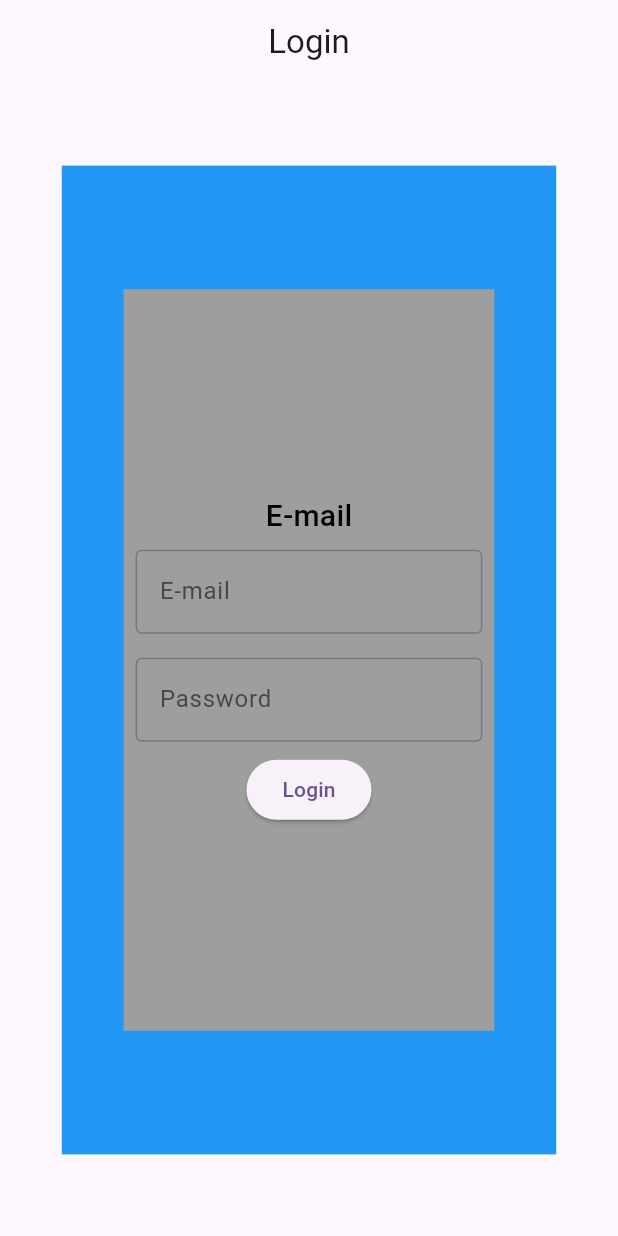
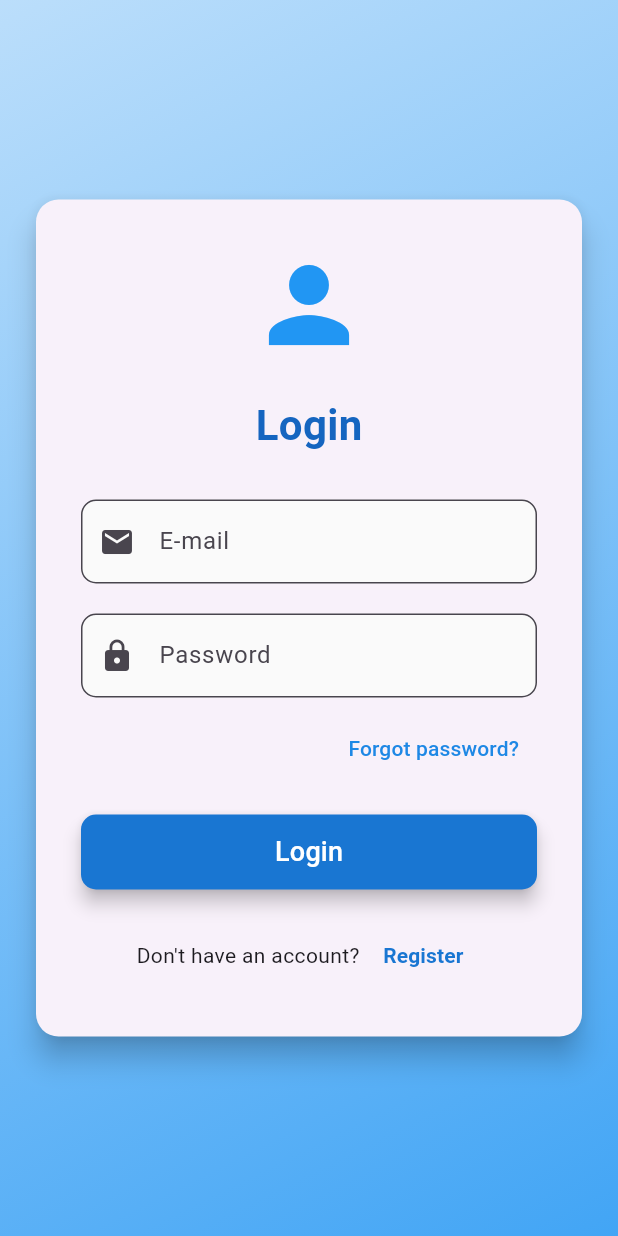
Before and after one commit to Vikrant-Singh-Chauhan/Employ_app, a Flutter app: the screen it shows after launch, on a phone screen of 412 x 824 dp. Run offline on Flutter 3.47's test engine with Material 3 defaults, Android fonts, the phone set to English and light mode, and no system bars; our stand-ins replace cloud_firestore, firebase_auth, firebase_core, fluttertoast, get, random_string; accounts and stored records are empty.

Commit message:
Password Forget

```diff
--- a/lib/login_and_sign_up/loginscreen.dart
+++ b/lib/login_and_sign_up/loginscreen.dart
@@ -1,4 +1,6 @@
 import 'package:employ_form/Screans/homescreen.dart';
+import 'package:employ_form/login_and_sign_up/forget_password.dart';
+import 'package:employ_form/login_and_sign_up/registration.dart';
 import 'package:firebase_auth/firebase_auth.dart';
 import 'package:firebase_core/firebase_core.dart';
 import 'package:flutter/material.dart';
@@ -13,89 +15,157 @@ class loginscreen extends StatefulWidget {
 class _loginscreenState extends State<loginscreen> {
   TextEditingController email = TextEditingController();
   TextEditingController password = TextEditingController();
+  bool _isLoading = false;
 
-  @override
   Future<void> signIn() async {
-
+    setState(() => _isLoading = true);
+    try {
       await FirebaseAuth.instance.signInWithEmailAndPassword(
         email: email.text,
         password: password.text,
       );
-      ScaffoldMessenger.of(context).showSnackBar(SnackBar(content: Text("SuccessFully Login")));
-      Navigator.pushReplacement(context, MaterialPageRoute(builder: (context)=> Homescreen()));
-
-
-
-
-
+      ScaffoldMessenger.of(context)
+          .showSnackBar(SnackBar(content: Text("Successfully Login")));
+      Navigator.pushReplacement(
+          context, MaterialPageRoute(builder: (context) => Homescreen()));
+    } catch (e) {
+      ScaffoldMessenger.of(context).showSnackBar(
+          SnackBar(content: Text("Login failed: ${e.toString()}")));
+    } finally {
+      setState(() => _isLoading = false);
+    }
   }
 
-
+  @override
   Widget build(BuildContext context) {
     return Scaffold(
-      appBar: AppBar(
-        title: const Text("Login"),
-        centerTitle: true,
-      ),
-      body: Center(
-        child: Container(
-          height: MediaQuery
-              .of(context)
-              .size
-              .height * 0.8,
-          width: MediaQuery
-              .of(context)
-              .size
-              .width * 0.8,
-          color: Colors.blue,
-          child: Center(
-            child: Container(
-              height: MediaQuery
-                  .of(context)
-                  .size
-                  .height * 0.6,
-              width: MediaQuery
-                  .of(context)
-                  .size
-                  .width * 0.6,
-              color: Colors.grey,
-              child: Column(
-                mainAxisAlignment: MainAxisAlignment.center,
-                children: [
-                  const Text(
-                    "E-mail",
-                    style: TextStyle(
-                      color: Colors.black,
-                      fontSize: 20,
-                      fontWeight: FontWeight.w500,
+      body: Container(
+        decoration: BoxDecoration(
+          gradient: LinearGradient(
+            begin: Alignment.topLeft,
+            end: Alignment.bottomRight,
+            colors: [Colors.blue.shade100, Colors.blue.shade400],
           ),
         ),
-                  Padding(
-                    padding: const EdgeInsets.all(8.0),
-                    child: TextField(
+        child: Center(
+          child: SingleChildScrollView(
+            child: Padding(
+              padding: const EdgeInsets.all(20.0),
+              child: Card(
+                elevation: 8,
+                shape: RoundedRectangleBorder(
+                  borderRadius: BorderRadius.circular(15),
+                ),
+                child: Container(
+                  padding: const EdgeInsets.all(30),
+                  width: MediaQuery.of(context).size.width * 0.9,
+                  constraints: BoxConstraints(maxWidth: 500),
+                  child: Column(
+                    mainAxisSize: MainAxisSize.min,
+                    children: [
+                      Icon(Icons.person, size: 80, color: Colors.blue),
+                      SizedBox(height: 20),
+                      Text(
+                        "Login",
+                        style: TextStyle(
+                          fontSize: 28,
+                          fontWeight: FontWeight.bold,
+                          color: Colors.blue.shade800,
+                        ),
+                      ),
+                      SizedBox(height: 30),
+                      TextField(
                         controller: email,
-                      decoration: const InputDecoration(
-                        hintText: "E-mail",
-                        border: OutlineInputBorder(),
+                        decoration: InputDecoration(
+                          labelText: "E-mail",
+                          prefixIcon: Icon(Icons.email),
+                          border: OutlineInputBorder(
+                            borderRadius: BorderRadius.circular(10),
+                          ),
+                          filled: true,
+                          fillColor: Colors.grey.shade50,
+                        ),
+                        keyboardType: TextInputType.emailAddress,
+                      ),
+                      SizedBox(height: 20),
+                      TextField(
+                        controller: password,
+                        obscureText: true,
+                        decoration: InputDecoration(
+                          labelText: "Password",
+                          prefixIcon: Icon(Icons.lock),
+                          border: OutlineInputBorder(
+                            borderRadius: BorderRadius.circular(10),
+                          ),
+                          filled: true,
+                          fillColor: Colors.grey.shade50,
+                        ),
+                      ),
+                      SizedBox(height: 10),
+                      Align(
+                        alignment: Alignment.centerRight,
+                        child: TextButton(
+                          onPressed: () {
+                            Navigator.push(
+                              context,
+                              MaterialPageRoute(builder: (context) => ForgetPassword()),
+                            );
+                          },
+                          child: Text(
+                            "Forgot password?",
+                            style: TextStyle(color: Colors.blue.shade600),
                           ),
                         ),
                       ),
-                  Padding(
-                    padding: const EdgeInsets.all(8.0),
-                    child: TextField(
-                      controller: password,
-                      obscureText: true,
-                      decoration: const InputDecoration(
-                        hintText: "Password",
-                        border: OutlineInputBorder(),
+                      SizedBox(height: 20),
+                      SizedBox(
+                        width: double.infinity,
+                        height: 50,
+                        child: ElevatedButton(
+                          onPressed: _isLoading ? null : signIn,
+                          style: ElevatedButton.styleFrom(
+                            backgroundColor: Colors.blue.shade700,
+                            shape: RoundedRectangleBorder(
+                              borderRadius: BorderRadius.circular(10),
+                            ),
+                            elevation: 5,
+                          ),
+                          child: _isLoading
+                              ? CircularProgressIndicator(color: Colors.white)
+                              : Text(
+                            "Login",
+                            style: TextStyle(
+                              fontSize: 18,
+                              color: Colors.white,
                             ),
                           ),
                         ),
-                  ElevatedButton(
-                    onPressed:signIn,
-                    child: const Text("Login"),
-                  )
+                      ),
+                      SizedBox(height: 20),
+                      Row(
+                        mainAxisAlignment: MainAxisAlignment.center,
+                        children: [
+                          Text("Don't have an account? "),
+                          TextButton(
+                            onPressed: () {
+                              Navigator.push(
+                                context,
+                                MaterialPageRoute(builder: (context) => Registration()),
+                              );
+                            },
+                            child: Text(
+                              "Register",
+                              style: TextStyle(
+                                color: Colors.blue.shade700,
+                                fontWeight: FontWeight.bold,
+                              ),
+                            ),
+                          ),
                         ],
+                      ),
+                    ],
+                  ),
+                ),
               ),
             ),
           ),
--- a/lib/login_and_sign_up/wraper.dart
+++ b/lib/login_and_sign_up/wraper.dart
@@ -13,11 +13,7 @@ class Wraper extends StatefulWidget {
 class _WraperState extends State<Wraper> {
   @override
   Widget build(BuildContext context) {
-    final firebaseAuth = FirebaseAuth.instance;
-    return
-
-
-     Scaffold(
+    return Scaffold(
       body: StreamBuilder(
         stream: FirebaseAuth.instance.authStateChanges(),
         builder: (context, snapshot) {
--- a/lib/main.dart
+++ b/lib/main.dart
@@ -1,7 +1,9 @@
 import 'package:employ_form/Screans/homescreen.dart';
 import 'package:employ_form/login_and_sign_up/loginscreen.dart';
+import 'package:employ_form/login_and_sign_up/registration.dart';
 import 'package:firebase_core/firebase_core.dart';
 import 'package:flutter/material.dart';
+import 'package:get/get_navigation/src/root/get_material_app.dart';
 
 import 'login_and_sign_up/wraper.dart';
 
@@ -17,14 +19,14 @@ class MyApp extends StatelessWidget {
   // This widget is the root of your application.
   @override
   Widget build(BuildContext context) {
-    return MaterialApp(
+    return GetMaterialApp(
       title: 'Epmploy form',
       debugShowCheckedModeBanner: false,
       theme: ThemeData(
         colorScheme: ColorScheme.fromSeed(seedColor: Colors.deepPurple),
         useMaterial3: true,
       ),
-      home: Wraper(),
+      home:Wraper(),
     );
   }
 }
--- a/pubspec.yaml
+++ b/pubspec.yaml
@@ -39,6 +39,7 @@ dependencies:
   random_string: ^2.3.1
   fluttertoast: ^8.2.12
   firebase_auth: ^5.5.2
+  get: ^4.7.2
 
 dev_dependencies:
   flutter_test:
```
Also changed, not shown: lib/Screans/employdata.dart (+20 -1 lines), lib/Screans/homescreen.dart (+12 -5 lines), lib/login_and_sign_up/forget_password.dart (added, +164 -0 lines), lib/login_and_sign_up/registration.dart (added, +176 -0 lines), pubspec.lock. Lines whose indentation alone changed are shown as unchanged.
